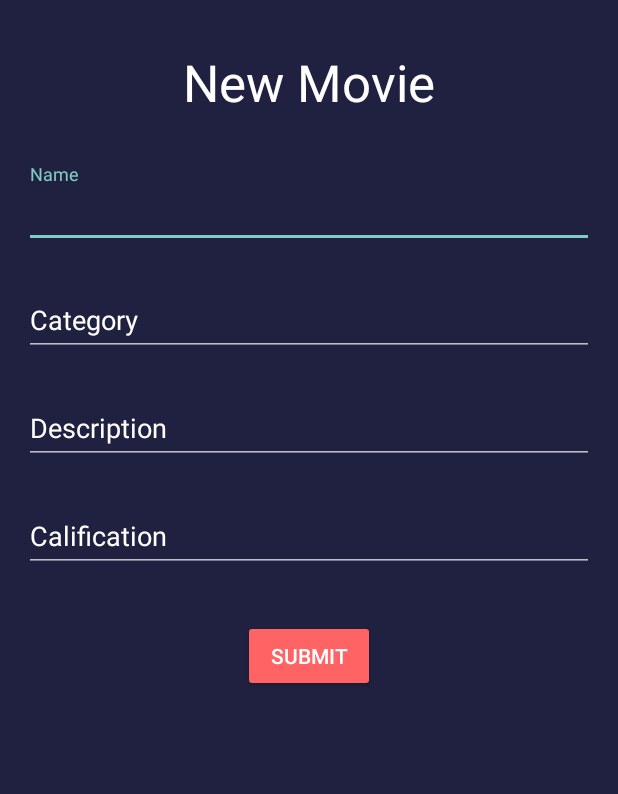
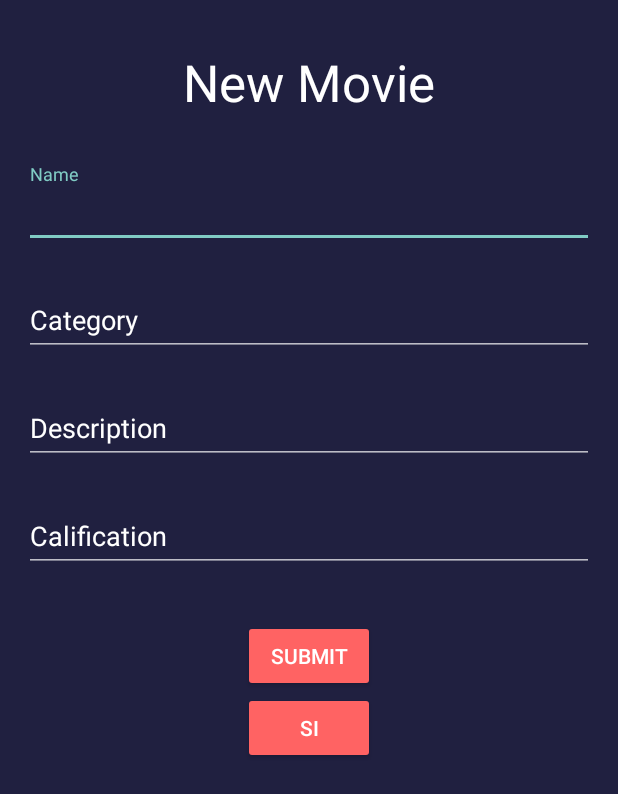
Before and after one commit to Mauriaguilar7/Laboratorio_Moviles, an Android app: the layout fragment_movie.xml on its own in the app's theme, with its tools: preview values and no code run, on a phone screen of 412 x 824 dp. Shown: the top 794 px of the screen. Run offline under Robolectric (Android 15) with nearby library versions, the phone set to English and light mode, and no system bars.

Commit message:
Upload: Laboratorio 06

```diff
--- a/Laboratorio_05/app/build.gradle
+++ b/Laboratorio_05/app/build.gradle
@@ -43,4 +43,10 @@ dependencies {
     testImplementation 'junit:junit:4.13.2'
     androidTestImplementation 'androidx.test.ext:junit:1.1.5'
     androidTestImplementation 'androidx.test.espresso:espresso-core:3.5.1'
+
+
+
+
+    // ViewModel
+    implementation("androidx.lifecycle:lifecycle-viewmodel-ktx:$lifecycle_version")
 }
--- a/Laboratorio_05/app/src/main/AndroidManifest.xml
+++ b/Laboratorio_05/app/src/main/AndroidManifest.xml
@@ -3,6 +3,7 @@
     xmlns:tools="http://schemas.android.com/tools">
 
     <application
+        android:name=".MovieReviewerApplication"
         android:allowBackup="true"
 
         android:dataExtractionRules="@xml/data_extraction_rules"
--- a/Laboratorio_05/app/src/main/res/layout/fragment_billboard.xml
+++ b/Laboratorio_05/app/src/main/res/layout/fragment_billboard.xml
@@ -5,7 +5,7 @@
     android:layout_width="match_parent"
     android:layout_height="match_parent"
     android:background="@color/backgroundLayout"
-    tools:context=".billboardFragment">
+    tools:context=".ui.movie.billboardFragment">
 
     <TextView
         android:id="@+id/textView"
--- a/Laboratorio_05/app/src/main/res/layout/fragment_movie.xml
+++ b/Laboratorio_05/app/src/main/res/layout/fragment_movie.xml
@@ -7,10 +7,10 @@
     android:layout_height="match_parent"
     android:background="@color/backgroundLayout"
     android:backgroundTint="@color/backgroundLayout"
-    tools:context=".movieFragment" >
+    tools:context=".ui.movie.movieFragment" >
 
     <Button
-        android:id="@+id/action_submit"
+        android:id="@+id/submitButton"
         android:layout_width="wrap_content"
         android:layout_height="wrap_content"
         android:layout_marginTop="32dp"
@@ -20,6 +20,14 @@
         app:layout_constraintStart_toStartOf="parent"
         app:layout_constraintTop_toBottomOf="@+id/filledTextField3" />
 
+    <Button
+        android:id="@+id/simon_button"
+        android:layout_width="wrap_content"
+        android:layout_height="wrap_content"
+        android:backgroundTint="@color/buttonColor"
+        android:text="SI"
+        app:layout_constraintEnd_toEndOf="@+id/submitButton"
+        app:layout_constraintTop_toBottomOf="@+id/submitButton" />
     <TextView
         android:id="@+id/textView"
         android:layout_width="wrap_content"
@@ -47,7 +55,7 @@
         app:layout_constraintTop_toBottomOf="@+id/textView">
 
         <com.google.android.material.textfield.TextInputEditText
-            android:id="@+id/textInputEditText"
+            android:id="@+id/nameEditText"
             android:layout_width="match_parent"
             android:layout_height="wrap_content" />
     </com.google.android.material.textfield.TextInputLayout>
@@ -67,6 +75,7 @@
         app:layout_constraintTop_toBottomOf="@+id/filledTextField">
 
         <com.google.android.material.textfield.TextInputEditText
+            android:id="@+id/categoryEditText"
             android:layout_width="match_parent"
             android:layout_height="wrap_content" />
 
@@ -88,6 +97,7 @@
         app:layout_constraintTop_toBottomOf="@+id/filledTextField2">
 
         <com.google.android.material.textfield.TextInputEditText
+            android:id="@+id/descriptionEditText"
             android:layout_width="match_parent"
             android:layout_height="wrap_content" />
 
@@ -109,6 +119,7 @@
         app:layout_constraintTop_toBottomOf="@+id/filledTextField4">
 
         <com.google.android.material.textfield.TextInputEditText
+            android:id="@+id/qualificationEditText"
             android:layout_width="match_parent"
             android:layout_height="wrap_content" />
 
--- a/Laboratorio_05/app/src/main/res/layout/fragment_new_movie.xml
+++ b/Laboratorio_05/app/src/main/res/layout/fragment_new_movie.xml
@@ -5,7 +5,7 @@
     android:layout_width="match_parent"
     android:layout_height="match_parent"
     android:background="@color/backgroundLayout"
-    tools:context=".newMovieFragment" >
+    tools:context=".ui.movie.newMovieFragment" >
 
     <TextView
         android:id="@+id/textView7"
--- a/Laboratorio_05/app/src/main/res/navigation/nav_graph.xml
+++ b/Laboratorio_05/app/src/main/res/navigation/nav_graph.xml
@@ -7,7 +7,7 @@
 
     <fragment
         android:id="@+id/billboardFragment"
-        android:name="com.example.laboratorio_05.billboardFragment"
+        android:name="com.example.laboratorio_05.ui.movie.billboardFragment"
         android:label="fragment_billboard"
         tools:layout="@layout/fragment_billboard" >
         <action
@@ -19,12 +19,12 @@
     </fragment>
     <fragment
         android:id="@+id/newMovieFragment"
-        android:name="com.example.laboratorio_05.newMovieFragment"
+        android:name="com.example.laboratorio_05.ui.movie.newMovieFragment"
         android:label="fragment_new_movie"
         tools:layout="@layout/fragment_new_movie" />
     <fragment
         android:id="@+id/movieFragment"
-        android:name="com.example.laboratorio_05.movieFragment"
+        android:name="com.example.laboratorio_05.ui.movie.movieFragment"
         android:label="fragment_movie"
         tools:layout="@layout/fragment_movie" />
 </navigation>
```
Also changed, not shown: Laboratorio_05/app/src/main/java/com/example/laboratorio_05/MovieReviewerApplication.kt (added, +11 -0 lines), Laboratorio_05/app/src/main/java/com/example/laboratorio_05/data/DummyData.kt (added, +25 -0 lines), Laboratorio_05/app/src/main/java/com/example/laboratorio_05/data/model/MovieModel.kt (added, +8 -0 lines), Laboratorio_05/app/src/main/java/com/example/laboratorio_05/movieFragment.kt (deleted, +0 -59 lines), Laboratorio_05/app/src/main/java/com/example/laboratorio_05/newMovieFragment.kt (deleted, +0 -59 lines), Laboratorio_05/app/src/main/java/com/example/laboratorio_05/repositories/MovieRepository.kt (added, +12 -0 lines), Laboratorio_05/app/src/main/java/com/example/laboratorio_05/ui/movie/MovieViewModel.kt (added, +25 -0 lines), Laboratorio_05/app/src/main/java/com/example/laboratorio_05/ui/movie/billboardFragment.kt (renamed from Laboratorio_05/app/src/main/java/com/example/laboratorio_05/billboardFragment.kt, +7 -12 lines), Laboratorio_05/app/src/main/java/com/example/laboratorio_05/ui/movie/movieFragment.kt (added, +81 -0 lines), Laboratorio_05/app/src/main/java/com/example/laboratorio_05/ui/movie/newMovieFragment.kt (added, +37 -0 lines), Laboratorio_05/build.gradle (+9 -0 lines).
